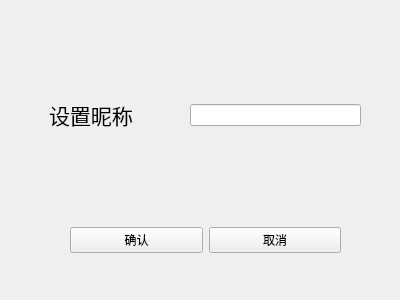
This is Client/SetNickname.ui in EverLostXI/onlineChatroom as Qt 5 draws it before an edit. The edited form follows.
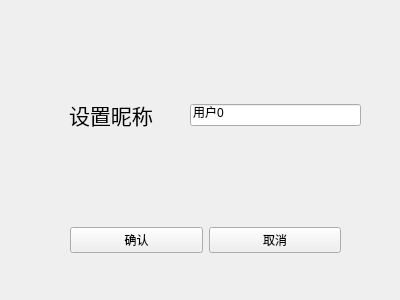
This is the edited form.

Patch:
```diff
--- a/Client/SetNickname.ui
+++ b/Client/SetNickname.ui
@@ -24,7 +24,11 @@
    </property>
    <layout class="QVBoxLayout" name="verticalLayout">
     <item>
-     <widget class="QLineEdit" name="lineEdit"/>
+     <widget class="QLineEdit" name="nickname">
+      <property name="text">
+       <string>用户0</string>
+      </property>
+     </widget>
     </item>
    </layout>
   </widget>
@@ -57,9 +61,9 @@
   <widget class="QWidget" name="verticalLayoutWidget_2">
    <property name="geometry">
     <rect>
-     <x>49</x>
+     <x>69</x>
      <y>49</y>
-     <width>111</width>
+     <width>91</width>
      <height>131</height>
     </rect>
    </property>
```
Left out of the diff: 4 changed lines with no effect on the pictures.
